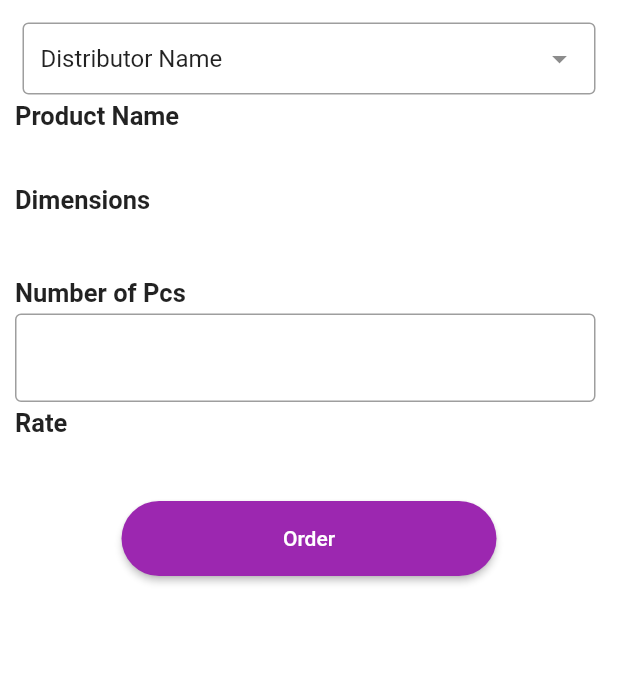
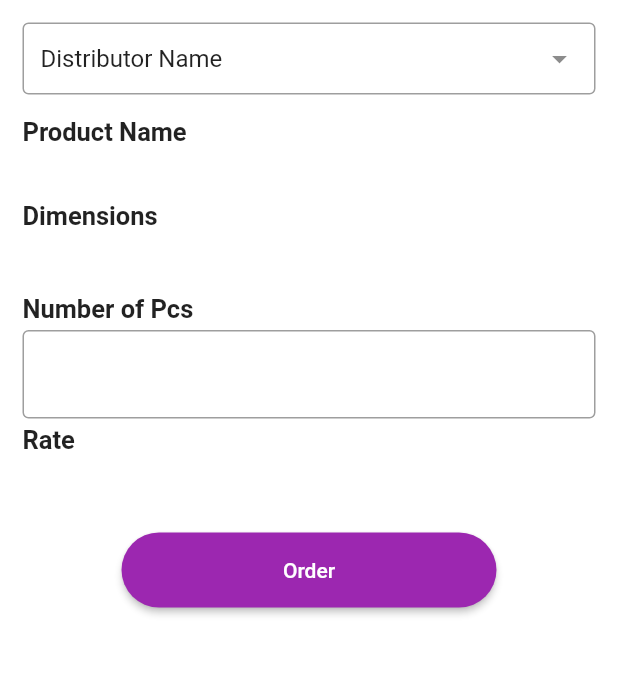
Before and after one commit to fwdAndroid/order_management, a Flutter app: the OrderPage screen opened directly with empty values, on a phone screen of 412 x 824 dp, the part 459-1135 px from its top. Run offline on Flutter 3.47's test engine with Material 2 defaults, Android fonts, the phone set to English and light mode, and no system bars; drawn by our look-alikes of dropdown_search; our stand-ins replace animated_splash_screen, cloud_firestore, firebase_auth, firebase_core, flutter_spinkit, loading_animation_widget and 1 more; accounts and stored records are empty.

Commit message:
Redefined UI

```diff
--- a/lib/order/orderpage.dart
+++ b/lib/order/orderpage.dart
@@ -19,10 +19,12 @@ class OrderPage extends StatefulWidget {
 }
 
 class _OrderPageState extends State<OrderPage> {
+  TextEditingController _pcsControleler = TextEditingController();
   String values = "Distributor Name";
 
   @override
   Widget build(BuildContext context) {
+    print(widget.area);
     return Scaffold(
         appBar: AppBar(
           centerTitle: true,
@@ -30,9 +32,7 @@ class _OrderPageState extends State<OrderPage> {
           title: Text("Order Page"),
         ),
         backgroundColor: Colors.white,
-      body: Column(
-        crossAxisAlignment: CrossAxisAlignment.start,
-        children: [
+        body: Column(crossAxisAlignment: CrossAxisAlignment.start, children: [
           Center(
             child: Image.asset(
               "assets/splash.png",
@@ -42,12 +42,14 @@ class _OrderPageState extends State<OrderPage> {
           StreamBuilder<QuerySnapshot>(
               stream: FirebaseFirestore.instance
                   .collection("distrubutor")
+                  .where("area", isEqualTo: widget.area)
                   .snapshots(),
               builder: (context, snapshot) {
                 if (!snapshot.hasData)
                   const Text("Loading.....");
                 else {
                   return Column(
+                    crossAxisAlignment: CrossAxisAlignment.start,
                     children: [
                       Container(
                         margin: EdgeInsets.only(left: 15, right: 15, top: 15),
@@ -57,6 +59,8 @@ class _OrderPageState extends State<OrderPage> {
                                 .map((DocumentSnapshot document) {
                                   Map<String, dynamic> data =
                                       document.data()! as Map<String, dynamic>;
+                                  print(data['area']);
+
                                   return data["name"];
                                 })
                                 .toList()
@@ -65,45 +69,45 @@ class _OrderPageState extends State<OrderPage> {
                               select = values;
                             }),
                       ),
-                    ],
-                  );
-                }
-
-                return Text("Data");
-              }),
                       Container(
-              margin: EdgeInsets.only(left: 10, right: 15, top: 4),
+                          margin: EdgeInsets.only(left: 15, right: 15, top: 15),
                           child: Text(
                             "Product Name",
-                style: TextStyle(fontWeight: FontWeight.w700, fontSize: 17),
+                            style: TextStyle(
+                                fontWeight: FontWeight.w700, fontSize: 17),
                           )),
                       Container(
-              margin: EdgeInsets.only(left: 10, right: 15, top: 2),
+                          margin: EdgeInsets.only(left: 15, right: 15, top: 2),
                           child: Text(
                             widget.productname,
-                style: TextStyle(fontWeight: FontWeight.w700, fontSize: 17),
+                            style: TextStyle(
+                                fontWeight: FontWeight.w700, fontSize: 17),
                           )),
                       Container(
-              margin: EdgeInsets.only(left: 10, right: 15, top: 14),
+                          margin: EdgeInsets.only(left: 15, right: 15, top: 14),
                           child: Text(
                             "Dimensions",
-                style: TextStyle(fontWeight: FontWeight.w700, fontSize: 17),
+                            style: TextStyle(
+                                fontWeight: FontWeight.w700, fontSize: 17),
                           )),
                       Container(
-              margin: EdgeInsets.only(left: 10, right: 15, top: 2),
+                          margin: EdgeInsets.only(left: 15, right: 15, top: 2),
                           child: Text(
                             widget.dimension,
-                style: TextStyle(fontWeight: FontWeight.w700, fontSize: 17),
+                            style: TextStyle(
+                                fontWeight: FontWeight.w700, fontSize: 17),
                           )),
                       Container(
-              margin: EdgeInsets.only(left: 10, right: 15, top: 20),
+                          margin: EdgeInsets.only(left: 15, right: 15, top: 20),
                           child: Text(
                             "Number of Pcs",
-                style: TextStyle(fontWeight: FontWeight.w700, fontSize: 17),
+                            style: TextStyle(
+                                fontWeight: FontWeight.w700, fontSize: 17),
                           )),
                       Container(
-            margin: EdgeInsets.only(left: 10, right: 15, top: 4),
+                        margin: EdgeInsets.only(left: 15, right: 15, top: 4),
                         child: TextFormField(
+                          controller: _pcsControleler,
                           decoration: InputDecoration(
                             hintText: widget.pcs,
                             border: OutlineInputBorder(),
@@ -111,19 +115,21 @@ class _OrderPageState extends State<OrderPage> {
                         ),
                       ),
                       Container(
-              margin: EdgeInsets.only(left: 10, right: 15, top: 4),
+                          margin: EdgeInsets.only(left: 15, right: 15, top: 4),
                           child: Text(
                             "Rate",
-                style: TextStyle(fontWeight: FontWeight.w700, fontSize: 17),
+                            style: TextStyle(
+                                fontWeight: FontWeight.w700, fontSize: 17),
                           )),
                       Container(
-              margin: EdgeInsets.only(left: 10, right: 15, top: 2),
+                          margin: EdgeInsets.only(left: 15, right: 15, top: 2),
                           child: Text(
                             widget.rate,
-                style: TextStyle(fontWeight: FontWeight.w700, fontSize: 17),
+                            style: TextStyle(
+                                fontWeight: FontWeight.w700, fontSize: 17),
                           )),
                       SizedBox(
-            height: 20,
+                        height: 30,
                       ),
                       Center(
                           child: ElevatedButton(
@@ -147,10 +153,12 @@ class _OrderPageState extends State<OrderPage> {
                             backgroundColor: Colors.purple,
                             fixedSize: Size(250, 50),
                             shape: StadiumBorder()),
-            ),
-          )
+                      ))
                     ],
-      ),
                   );
                 }
+                return Center(child: Text("No Product Added"));
+              })
+        ]));
   }
+}
```
Lines whose indentation alone changed are shown as unchanged.
